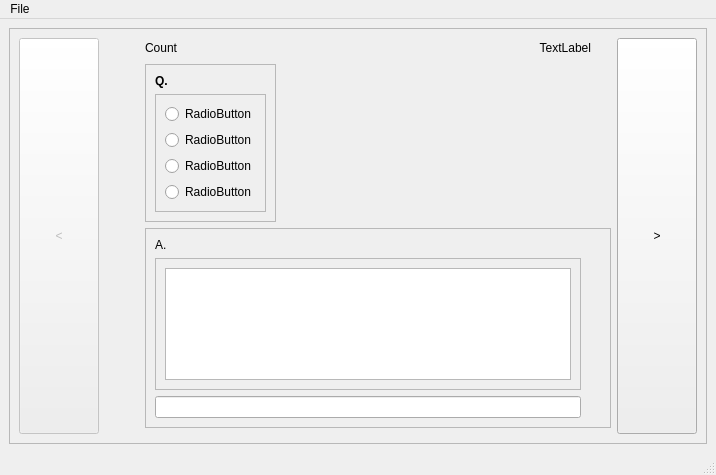
This is src/view/questions_view.ui in RyotaUnzai/EnglishLeaner as Qt 5 draws it before an edit. The edited form follows.
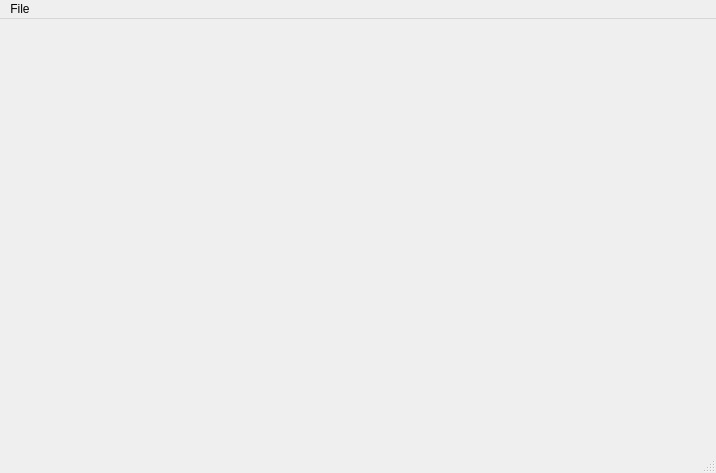
This is the edited form.

Diff of the .ui file:
```diff
--- a/src/view/questions_view.ui
+++ b/src/view/questions_view.ui
@@ -7,269 +7,14 @@
     <x>0</x>
     <y>0</y>
     <width>716</width>
-    <height>441</height>
+    <height>473</height>
    </rect>
   </property>
   <property name="windowTitle">
    <string>MainWindow</string>
   </property>
   <widget class="QWidget" name="centralwidget">
-   <layout class="QGridLayout" name="gridLayout">
-    <item row="0" column="0">
-     <widget class="QFrame" name="frame_3">
-      <property name="frameShape">
-       <enum>QFrame::StyledPanel</enum>
-      </property>
-      <property name="frameShadow">
-       <enum>QFrame::Raised</enum>
-      </property>
-      <layout class="QGridLayout" name="gridLayout_2">
-       <item row="3" column="2" colspan="2">
-        <widget class="QFrame" name="frame_4">
-         <property name="sizePolicy">
-          <sizepolicy hsizetype="Expanding" vsizetype="Fixed">
-           <horstretch>0</horstretch>
-           <verstretch>0</verstretch>
-          </sizepolicy>
-         </property>
-         <property name="maximumSize">
-          <size>
-           <width>16777215</width>
-           <height>200</height>
-          </size>
-         </property>
-         <property name="frameShape">
-          <enum>QFrame::StyledPanel</enum>
-         </property>
-         <property name="frameShadow">
-          <enum>QFrame::Raised</enum>
-         </property>
-         <layout class="QGridLayout" name="gridLayout_3">
-          <item row="3" column="0">
-           <widget class="QLineEdit" name="lineEditAnswer">
-            <property name="text">
-             <string/>
-            </property>
-           </widget>
-          </item>
-          <item row="0" column="0">
-           <widget class="QLabel" name="labelResult">
-            <property name="text">
-             <string>A.</string>
-            </property>
-           </widget>
-          </item>
-          <item row="2" column="0">
-           <spacer name="verticalSpacer_2">
-            <property name="orientation">
-             <enum>Qt::Vertical</enum>
-            </property>
-            <property name="sizeHint" stdset="0">
-             <size>
-              <width>20</width>
-              <height>40</height>
-             </size>
-            </property>
-           </spacer>
-          </item>
-          <item row="1" column="0">
-           <widget class="QFrame" name="frame_5">
-            <property name="frameShape">
-             <enum>QFrame::StyledPanel</enum>
-            </property>
-            <property name="frameShadow">
-             <enum>QFrame::Raised</enum>
-            </property>
-            <layout class="QHBoxLayout" name="horizontalLayout">
-             <item>
-              <widget class="QTextEdit" name="textEditExplanation"/>
-             </item>
-            </layout>
-           </widget>
-          </item>
-          <item row="0" column="1" rowspan="2">
-           <spacer name="verticalSpacer">
-            <property name="orientation">
-             <enum>Qt::Vertical</enum>
-            </property>
-            <property name="sizeType">
-             <enum>QSizePolicy::Fixed</enum>
-            </property>
-            <property name="sizeHint" stdset="0">
-             <size>
-              <width>20</width>
-              <height>200</height>
-             </size>
-            </property>
-           </spacer>
-          </item>
-         </layout>
-        </widget>
-       </item>
-       <item row="1" column="2" rowspan="2">
-        <widget class="QFrame" name="frame">
-         <property name="frameShape">
-          <enum>QFrame::StyledPanel</enum>
-         </property>
-         <property name="frameShadow">
-          <enum>QFrame::Raised</enum>
-         </property>
-         <layout class="QVBoxLayout" name="verticalLayout">
-          <item>
-           <widget class="QLabel" name="labelQuestion">
-            <property name="font">
-             <font>
-              <weight>75</weight>
-              <bold>true</bold>
-             </font>
-            </property>
-            <property name="text">
-             <string>Q.</string>
-            </property>
-           </widget>
-          </item>
-          <item>
-           <widget class="QFrame" name="frame_2">
-            <property name="frameShape">
-             <enum>QFrame::StyledPanel</enum>
-            </property>
-            <property name="frameShadow">
-             <enum>QFrame::Raised</enum>
-            </property>
-            <layout class="QVBoxLayout" name="verticalLayout_2">
-             <item>
-              <widget class="QRadioButton" name="radioButton_0">
-               <property name="text">
-                <string>RadioButton</string>
-               </property>
-              </widget>
-             </item>
-             <item>
-              <widget class="QRadioButton" name="radioButton_1">
-               <property name="text">
-                <string>RadioButton</string>
-               </property>
-              </widget>
-             </item>
-             <item>
-              <widget class="QRadioButton" name="radioButton_2">
-               <property name="text">
-                <string>RadioButton</string>
-               </property>
-              </widget>
-             </item>
-             <item>
-              <widget class="QRadioButton" name="radioButton_3">
-               <property name="text">
-                <string>RadioButton</string>
-               </property>
-              </widget>
-             </item>
-            </layout>
-           </widget>
-          </item>
-         </layout>
-        </widget>
-       </item>
-       <item row="1" column="3" rowspan="2">
-        <spacer name="horizontalSpacer_2">
-         <property name="orientation">
-          <enum>Qt::Horizontal</enum>
-         </property>
-         <property name="sizeHint" stdset="0">
-          <size>
-           <width>40</width>
-           <height>20</height>
-          </size>
-         </property>
-        </spacer>
-       </item>
-       <item row="1" column="1">
-        <spacer name="horizontalSpacer">
-         <property name="orientation">
-          <enum>Qt::Horizontal</enum>
-         </property>
-         <property name="sizeType">
-          <enum>QSizePolicy::Fixed</enum>
-         </property>
-         <property name="sizeHint" stdset="0">
-          <size>
-           <width>40</width>
-           <height>20</height>
-          </size>
-         </property>
-        </spacer>
-       </item>
-       <item row="0" column="2" colspan="2">
-        <layout class="QHBoxLayout" name="horizontalLayout_2">
-         <item>
-          <widget class="QLabel" name="labelCount">
-           <property name="text">
-            <string>Count</string>
-           </property>
-          </widget>
-         </item>
-         <item>
-          <widget class="QLabel" name="labelCurrentNumber">
-           <property name="text">
-            <string>TextLabel</string>
-           </property>
-           <property name="alignment">
-            <set>Qt::AlignRight|Qt::AlignTrailing|Qt::AlignVCenter</set>
-           </property>
-          </widget>
-         </item>
-         <item>
-          <spacer name="horizontalSpacer_3">
-           <property name="orientation">
-            <enum>Qt::Horizontal</enum>
-           </property>
-           <property name="sizeType">
-            <enum>QSizePolicy::Fixed</enum>
-           </property>
-           <property name="sizeHint" stdset="0">
-            <size>
-             <width>20</width>
-             <height>20</height>
-            </size>
-           </property>
-          </spacer>
-         </item>
-        </layout>
-       </item>
-       <item row="0" column="4" rowspan="5">
-        <widget class="QPushButton" name="pushButtonNext">
-         <property name="sizePolicy">
-          <sizepolicy hsizetype="Minimum" vsizetype="Expanding">
-           <horstretch>0</horstretch>
-           <verstretch>0</verstretch>
-          </sizepolicy>
-         </property>
-         <property name="text">
-          <string>&gt;</string>
-         </property>
-        </widget>
-       </item>
-       <item row="0" column="0" rowspan="5">
-        <widget class="QPushButton" name="pushButtonPrev">
-         <property name="enabled">
-          <bool>false</bool>
-         </property>
-         <property name="sizePolicy">
-          <sizepolicy hsizetype="Minimum" vsizetype="Expanding">
-           <horstretch>0</horstretch>
-           <verstretch>0</verstretch>
-          </sizepolicy>
-         </property>
-         <property name="text">
-          <string>&lt;</string>
-         </property>
-        </widget>
-       </item>
-      </layout>
-     </widget>
-    </item>
-   </layout>
+   <layout class="QVBoxLayout" name="verticalLayout"/>
   </widget>
   <widget class="QMenuBar" name="menubar">
    <property name="geometry">
```
Left out of the diff: 2 changed lines with no effect on the pictures.
